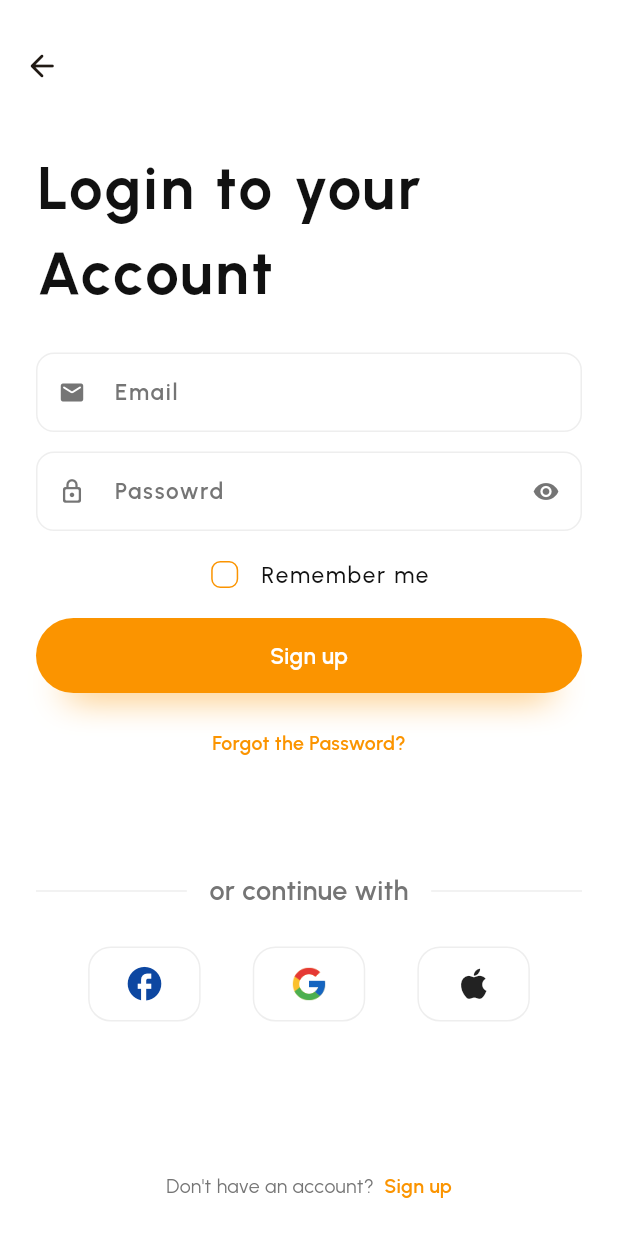
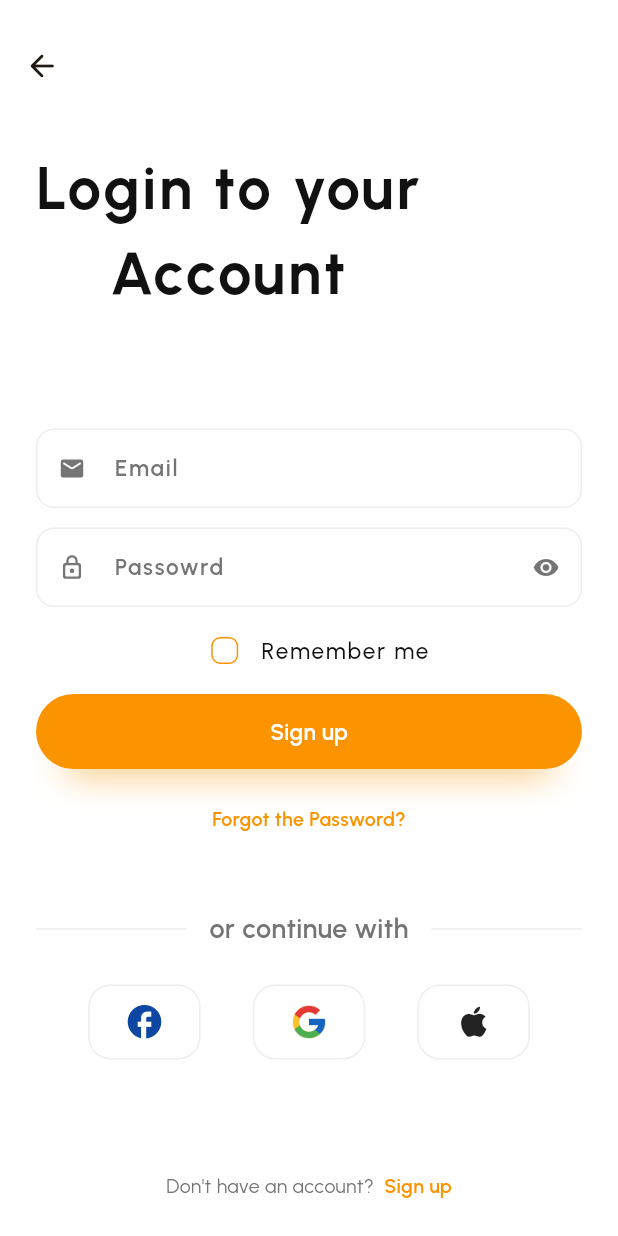
Before and after one commit to Gaurav-Kushwaha-1225/Casca, a Flutter app: the LoginPage2 screen opened by its route, after a tap on "Sign up", after a tap on "Sign in with password", on a phone screen of 412 x 824 dp. Run offline on Flutter 3.47's test engine with Material 3 defaults, Android fonts, the phone set to English and light mode, and no system bars; our stand-ins replace go_router, google_fonts.

Commit message:
MainText Widget Separated

```diff
--- /dev/null
+++ b/lib/screens/login_page/loca_widgets/main_text.dart
@@ -0,0 +1,28 @@
+import 'package:casca/utils/consts.dart';
+import 'package:flutter/material.dart';
+import 'package:google_fonts/google_fonts.dart';
+
+class MainText extends StatelessWidget {
+  final String text;
+  const MainText({
+    Key? key,
+    required this.text
+  }) : super(key: key);
+
+  @override
+  Widget build(BuildContext context) {
+    return Text(
+      text,
+      textAlign: TextAlign.center,
+      style: GoogleFonts.urbanist(
+          fontSize: 40,
+          fontWeight: FontWeight.w700,
+          color: Theme.of(context).brightness == Brightness.light
+              ? Constants.lightTextColor
+              : Constants.darkTextColor,
+          letterSpacing: 1.75,
+          wordSpacing: 1.25,
+          fontStyle: FontStyle.normal),
+    );
+  }
+}
--- a/lib/screens/login_page/login_page_1/login_page_1.dart
+++ b/lib/screens/login_page/login_page_1/login_page_1.dart
@@ -3,6 +3,7 @@ import 'dart:developer';
 import 'package:casca/screens/login_page/loca_widgets/auth_page_divider.dart';
 import 'package:casca/screens/login_page/loca_widgets/else_signin_signup_options.dart';
 import 'package:casca/screens/login_page/login_page_1/local_widgets/login_with_widget.dart';
+import 'package:casca/screens/login_page/loca_widgets/main_text.dart';
 import 'package:casca/utils/consts.dart';
 import 'package:casca/utils/routes_consts.dart';
 import 'package:casca/widgets/app_bar.dart';
@@ -47,19 +48,7 @@ class _LoginPage1State extends State<LoginPage1> {
           const Expanded(
             child: SizedBox(height: 10),
           ),
-          Text(
-            "Let's you in",
-            textAlign: TextAlign.center,
-            style: GoogleFonts.urbanist(
-                fontSize: 40,
-                fontWeight: FontWeight.w700,
-                color: Theme.of(context).brightness == Brightness.light
-                    ? Constants.lightTextColor
-                    : Constants.darkTextColor,
-                letterSpacing: 1.75,
-                wordSpacing: 1.25,
-                fontStyle: FontStyle.normal),
-          ),
+          const MainText(text: "Let's you in"),
           const Expanded(
             child: SizedBox(
               height: 13,
--- a/lib/screens/login_page/login_page_2/login_page_2.dart
+++ b/lib/screens/login_page/login_page_2/login_page_2.dart
@@ -2,6 +2,7 @@ import 'dart:developer';
 
 import 'package:casca/screens/login_page/loca_widgets/auth_page_divider.dart';
 import 'package:casca/screens/login_page/loca_widgets/else_signin_signup_options.dart';
+import 'package:casca/screens/login_page/loca_widgets/main_text.dart';
 import 'package:casca/screens/login_page/loca_widgets/remember_me_check_box.dart';
 import 'package:casca/screens/login_page/loca_widgets/sign_in_options.dart';
 import 'package:casca/utils/consts.dart';
@@ -42,23 +43,9 @@ class _LoginPage2State extends State<LoginPage2> {
           children: [
             const Expanded(child: SizedBox()),
             Container(
-              margin: const EdgeInsets.only(
-                  left: 24, right: 24, bottom: 35, top: 50),
-              child: Text(
-                "Create your\nAccount",
-                style: GoogleFonts.urbanist(
-                  fontSize: 40,
-                  fontWeight: FontWeight.w700,
-                  color: Theme.of(context).brightness == Brightness.light
-                      ? Constants.lightTextColor
-                      : Constants.darkTextColor,
-                  letterSpacing: 1.75,
-                  wordSpacing: 1.25,
-                  fontStyle: FontStyle.normal,
-                ),
-                textAlign: TextAlign.left,
-              ),
-            ),
+                margin: const EdgeInsets.only(
+                    left: 24, right: 24, bottom: 35, top: 50),
+                child: const MainText(text: "Create your\nAccount")),
             const Expanded(child: SizedBox()),
             Container(
               margin: const EdgeInsets.only(left: 24, right: 24, bottom: 13),
@@ -269,7 +256,8 @@ class _LoginPage2State extends State<LoginPage2> {
               height: 5,
             ),
             // TODO: random page allocation
-            const ScreenWidthButton(text: "Sign up", route: CascaRoutesNames.loginPage1),
+            const ScreenWidthButton(
+                text: "Sign up", route: CascaRoutesNames.loginPage1),
             const Expanded(
               child: SizedBox(height: 50),
             ),
--- a/lib/screens/login_page/login_page_3/login_page_3.dart
+++ b/lib/screens/login_page/login_page_3/login_page_3.dart
@@ -2,6 +2,7 @@ import 'dart:developer';
 
 import 'package:casca/screens/login_page/loca_widgets/auth_page_divider.dart';
 import 'package:casca/screens/login_page/loca_widgets/else_signin_signup_options.dart';
+import 'package:casca/screens/login_page/loca_widgets/main_text.dart';
 import 'package:casca/screens/login_page/loca_widgets/remember_me_check_box.dart';
 import 'package:casca/screens/login_page/loca_widgets/sign_in_options.dart';
 import 'package:casca/utils/consts.dart';
@@ -44,22 +45,9 @@ class _LoginPage3State extends State<LoginPage3> {
             Container(
               margin: const EdgeInsets.only(
                   left: 24, right: 24, bottom: 25, top: 40),
-              child: Text(
-                "Login to your\nAccount",
-                style: GoogleFonts.urbanist(
-                  fontSize: 40,
-                  fontWeight: FontWeight.w700,
-                  color: Theme.of(context).brightness == Brightness.light
-                      ? Constants.lightTextColor
-                      : Constants.darkTextColor,
-                  letterSpacing: 1.75,
-                  wordSpacing: 1.25,
-                  fontStyle: FontStyle.normal,
-                ),
-                textAlign: TextAlign.left,
-              ),
+              child: const MainText(text: "Login to your\nAccount",),
             ),
-            // const Expanded(child: SizedBox()),
+            const Expanded(child: SizedBox()),
             Container(
               margin: const EdgeInsets.only(left: 24, right: 24, bottom: 13),
               height: 53,
```
